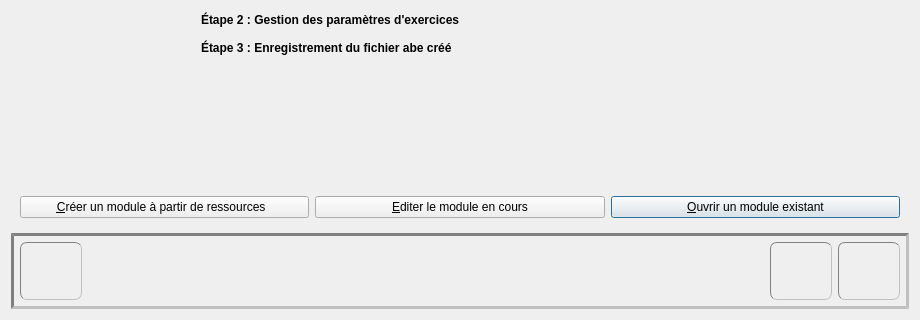
First picture: the form in editeur.ui, repository Txikilinux/leterrier-mulot, before the edit; both pictures show x 0 to 920 and y 255 to 575 of the 920 by 575 pixel window.
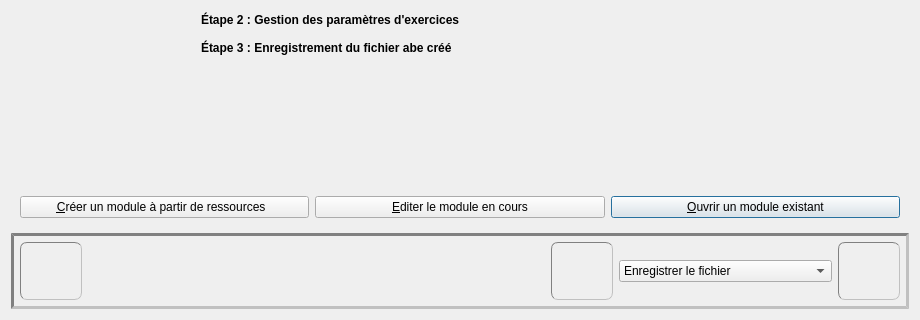
Second picture: the form after the edit. The open tabs and pages were chosen to show the change. Icons and pictures are not drawn. Custom widgets are drawn as their Qt base class.

Commit message: Editeur -> Choix entre publication et enregistrement du fichier

What changed in the file:
```diff
--- a/editeur.ui
+++ b/editeur.ui
@@ -62,7 +62,7 @@
 }</string>
      </property>
      <layout class="QGridLayout" name="gridLayout_10">
-      <item row="0" column="0">
+      <item row="0" column="1">
        <widget class="QPushButton" name="btnQuitter">
         <property name="focusPolicy">
          <enum>Qt::NoFocus</enum>
@@ -82,7 +82,7 @@
         </property>
        </widget>
       </item>
-      <item row="0" column="1">
+      <item row="0" column="2">
        <spacer name="horizontalSpacer">
         <property name="orientation">
          <enum>Qt::Horizontal</enum>
@@ -95,7 +95,7 @@
         </property>
        </spacer>
       </item>
-      <item row="0" column="2">
+      <item row="0" column="3">
        <widget class="QPushButton" name="btnPrecedent">
         <property name="focusPolicy">
          <enum>Qt::NoFocus</enum>
@@ -115,7 +115,7 @@
         </property>
        </widget>
       </item>
-      <item row="0" column="3">
+      <item row="0" column="6">
        <widget class="QPushButton" name="btnSuivant">
         <property name="focusPolicy">
          <enum>Qt::NoFocus</enum>
@@ -135,6 +135,20 @@
         </property>
        </widget>
       </item>
+      <item row="0" column="5">
+       <widget class="QComboBox" name="cbChoixEnregistrement">
+        <item>
+         <property name="text">
+          <string>Enregistrer le fichier</string>
+         </property>
+        </item>
+        <item>
+         <property name="text">
+          <string>Publier sur abuledu-mediathèque</string>
+         </property>
+        </item>
+       </widget>
+      </item>
      </layout>
     </widget>
    </item>
@@ -144,7 +158,7 @@
       <string notr="true"/>
      </property>
      <property name="currentIndex">
-      <number>2</number>
+      <number>0</number>
      </property>
      <widget class="QWidget" name="page">
       <layout class="QGridLayout" name="gridLayout">
@@ -449,7 +463,7 @@
              </attribute>
              <layout class="QGridLayout" name="gridLayout_9">
               <item row="0" column="0">
-               <widget class="AbulEduMediathequeGetV1" name="abuleduMediathequeGet">
+               <widget class="AbulEduMediathequeGetV1" name="abuleduMediathequeGet" native="true">
                 <property name="minimumSize">
                  <size>
                   <width>500</width>
```
The commit also changes 2 other files.
